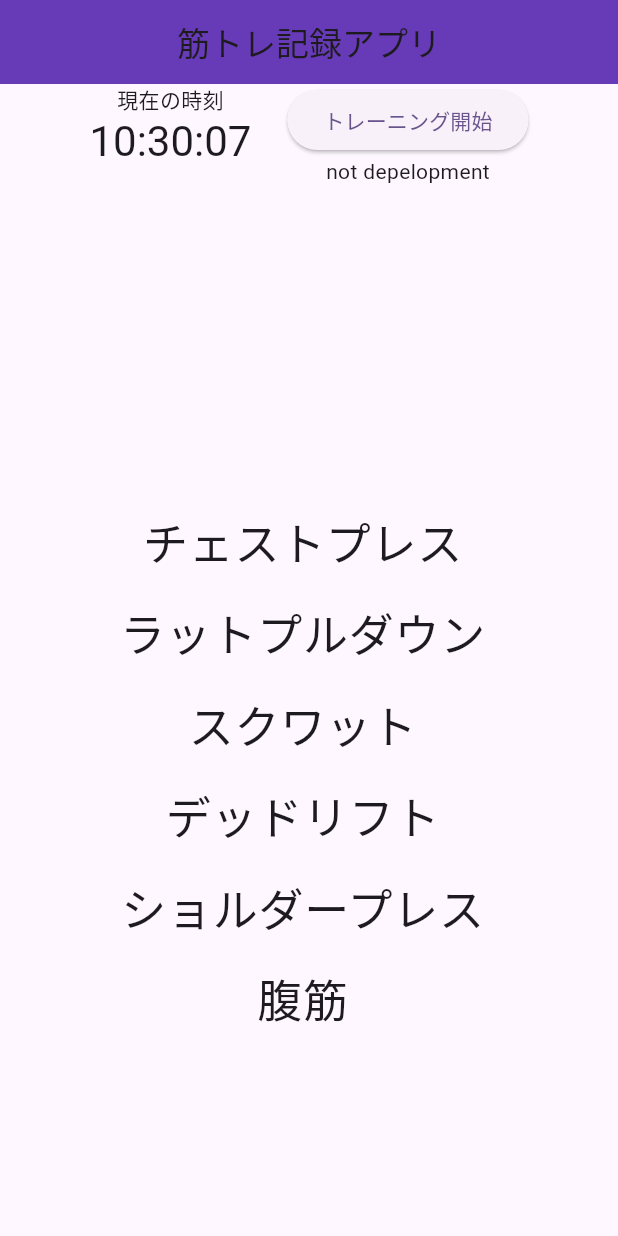
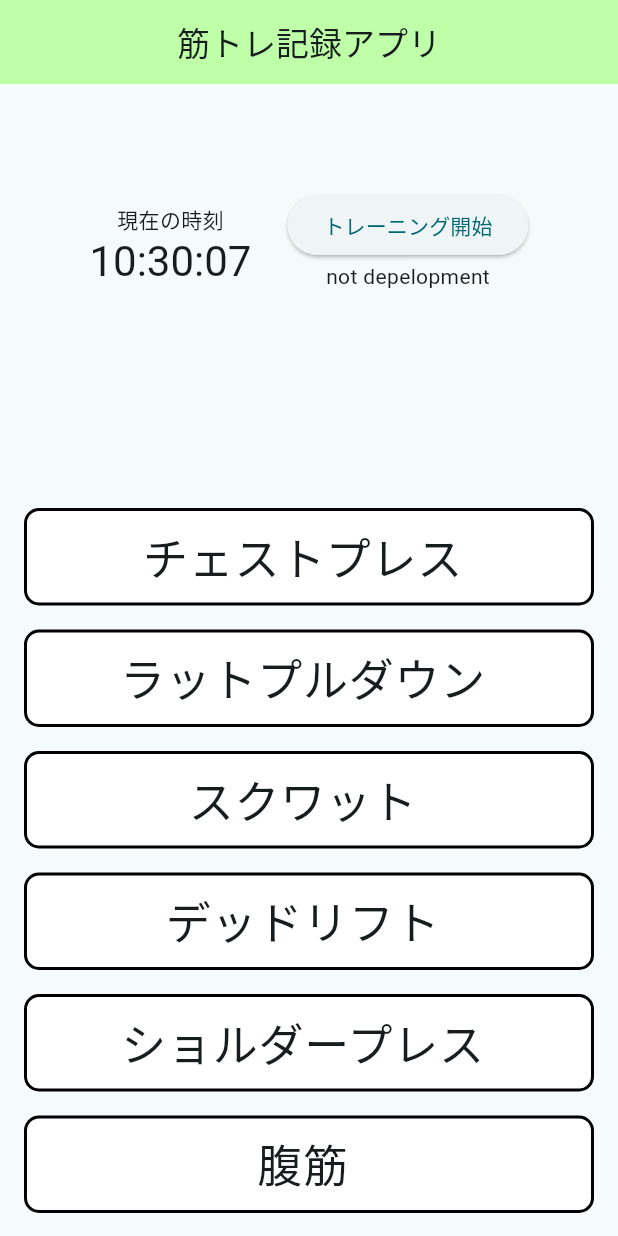
Before and after one commit to taishi29/GymLog, a Flutter app: the screen it shows after launch, on a phone screen of 412 x 824 dp. Run offline on Flutter 3.47's test engine with Material 3 defaults, Android fonts, the phone set to English and light mode, and no system bars; our stand-ins replace flutter_staggered_animations.

Commit message:
全体のレイアウトを整えました。

```diff
--- a/lib/main.dart
+++ b/lib/main.dart
@@ -1,8 +1,9 @@
 import 'package:flutter/material.dart';
 // DateTimeクラスパッケージ
 import 'package:intl/intl.dart';
-
 import 'dart:async';
+// ListViewのアニメーション
+import 'package:flutter_staggered_animations/flutter_staggered_animations.dart';
 
 // main関数
 void main() {
@@ -18,8 +19,7 @@ class MyApp extends StatelessWidget {
     return MaterialApp(
       title: 'GymLog',
       theme: ThemeData(
-        colorScheme: ColorScheme.fromSeed(
-            seedColor: const Color.fromARGB(255, 204, 177, 250)),
+        colorScheme: ColorScheme.fromSeed(seedColor: Colors.white),
         useMaterial3: true,
       ),
       home: const HomeScreen(),
@@ -38,7 +38,7 @@ class HomeScreen extends StatelessWidget {
     return Scaffold(
       appBar: AppBar(
         title: Text('筋トレ記録アプリ'),
-        backgroundColor: Colors.deepPurple,
+        backgroundColor: const Color.fromARGB(255, 191, 255, 168),
         centerTitle: true,
       ),
       body: Column(
@@ -89,7 +89,9 @@ class _TopSectionState extends State<TopSection> {
       crossAxisAlignment: CrossAxisAlignment.center,
 
       children: [
-        Column(
+        Container(
+          margin: EdgeInsets.only(top: 80, left: 40), // 上と左に50の余白を追加
+          child: Column(
             children: [
               Text("現在の時刻"),
               Text(
@@ -98,8 +100,11 @@ class _TopSectionState extends State<TopSection> {
               ),
             ],
           ),
-        SizedBox(width: 24), // ウィジェット間の横方向の余白を追加
-        Column(
+        ),
+        SizedBox(width: 24), // 横方向の余白
+        Container(
+          margin: EdgeInsets.only(top: 70, right: 40), // 上と左に50の余白を追加
+          child: Column(
             children: [
               ElevatedButton(
                 onPressed: () {/* ボタンがタップされた時の処理 */},
@@ -107,7 +112,8 @@ class _TopSectionState extends State<TopSection> {
               ),
               Text('not depelopment')
             ],
-        )
+          ),
+        ),
       ],
     );
   }
@@ -129,14 +135,24 @@ class MenuList extends StatelessWidget {
     return ListView.builder(
         itemCount: menu.length, // リストの長さを指定
         itemBuilder: (context, index) {
-        return ListTile(
+          return Container(
+            margin: EdgeInsets.symmetric(vertical: 8, horizontal: 16),
+            child: ListTile(
+              tileColor: const Color.fromARGB(255, 255, 255, 255),
               title: Text(
                 menu[index],
                 textAlign: TextAlign.center,
                 style: TextStyle(fontSize: 30),
               ), // リストの各項目を表示
+              shape: RoundedRectangleBorder(
+                borderRadius: BorderRadius.all(Radius.circular(10)),
+                side: BorderSide(
+                  color: Colors.black, // 枠線の色
+                  width: 2, // 枠線の太さ
+                ),
+              ),
+            ),
           );
-      },
-    );
+        });
   }
 }
```
Lines whose indentation alone changed are shown as unchanged.
